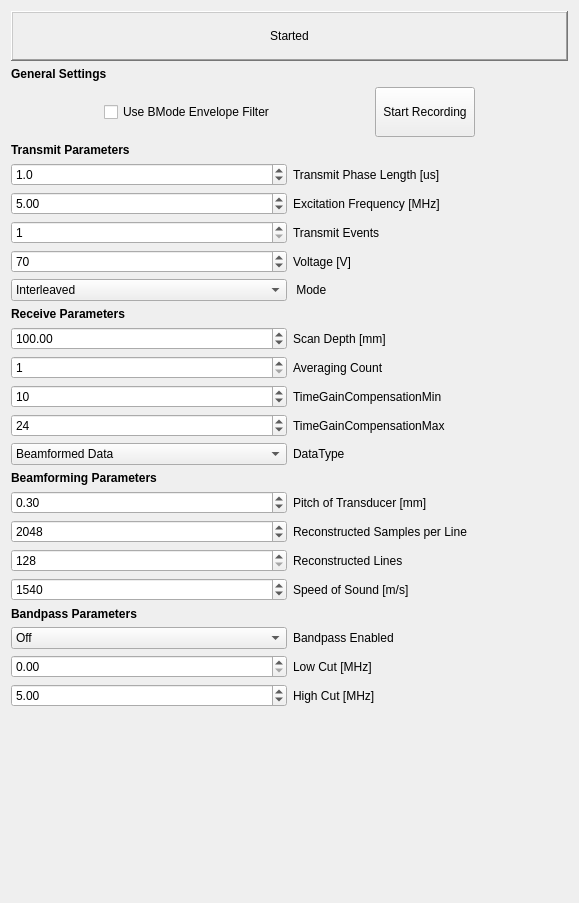
Qt form Modules/USUI/Qmitk/QmitkUSControlsCustomDiPhASDeviceWidget.ui (MITK/MITK) before a commit.
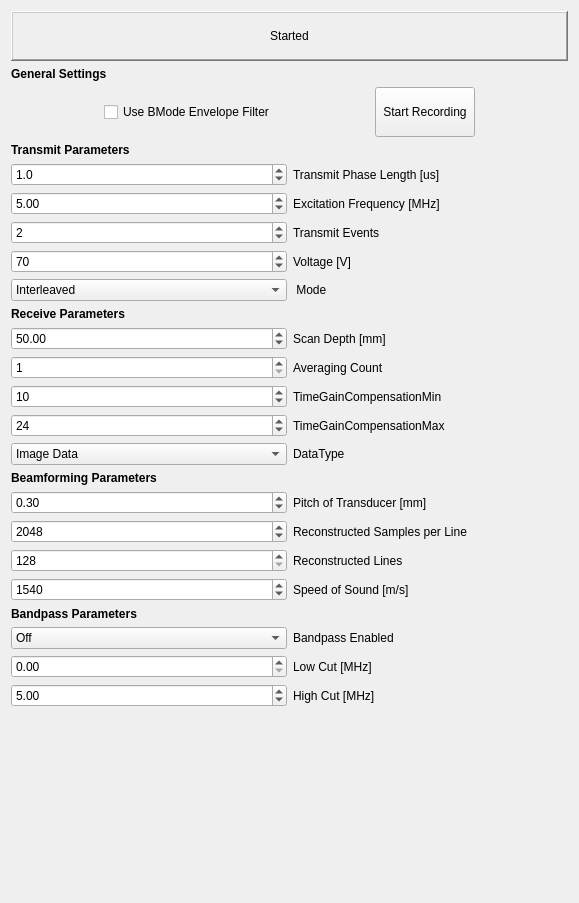
The same form after that commit.

```diff
--- a/Modules/USUI/Qmitk/QmitkUSControlsCustomDiPhASDeviceWidget.ui
+++ b/Modules/USUI/Qmitk/QmitkUSControlsCustomDiPhASDeviceWidget.ui
@@ -138,7 +138,7 @@
         <number>1</number>
        </property>
        <property name="value">
-        <number>1</number>
+        <number>2</number>
        </property>
       </widget>
      </item>
@@ -297,11 +297,6 @@
        <property name="editable">
         <bool>false</bool>
        </property>
-       <item>
-        <property name="text">
-         <string>Beamformed Data</string>
-        </property>
-       </item>
        <item>
         <property name="text">
          <string>Image Data</string>
@@ -322,7 +317,7 @@
         <double>1000.000000000000000</double>
        </property>
        <property name="value">
-        <double>100.000000000000000</double>
+        <double>50.000000000000000</double>
        </property>
       </widget>
      </item>
```
Left out of the diff: 9 changed lines with no effect on the pictures.
